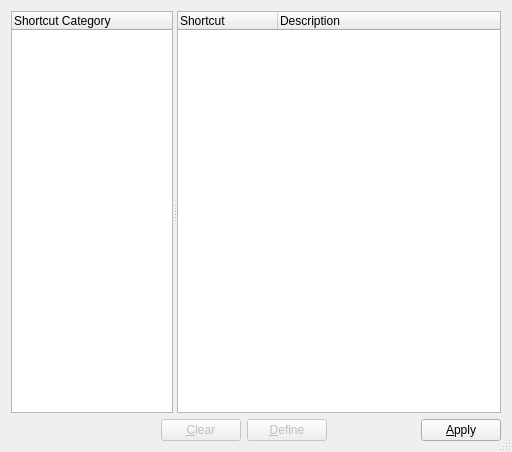
Before: the Qt Designer form muse2/muse/widgets/shortcutconfigbase.ui in emrum/muse, drawn with Qt 5.
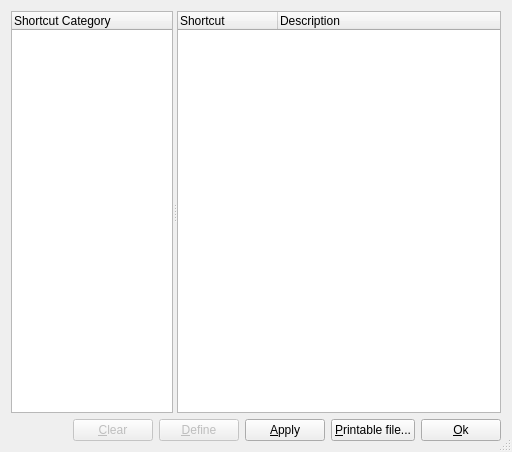
After: the same form once the commit is applied.

Commit message: Feature: Shortcuts dialog modeless + has default global shortcut Ctl+Shift+F1 + "Printable file" button. Memory leaks! Many widgets and dialogs had no parent and were not deleted! See ChangeLog.

Patch:
```diff
--- a/muse2/muse/widgets/shortcutconfigbase.ui
+++ b/muse2/muse/widgets/shortcutconfigbase.ui
@@ -146,6 +146,42 @@
        </property>
       </widget>
      </item>
+     <item>
+      <widget class="QPushButton" name="textFileButton">
+       <property name="text">
+        <string>&amp;Printable file...</string>
+       </property>
+       <property name="shortcut">
+        <string>Alt+P</string>
+       </property>
+      </widget>
+     </item>
+     <item>
+      <spacer name="spacer4">
+       <property name="orientation">
+        <enum>Qt::Horizontal</enum>
+       </property>
+       <property name="sizeType">
+        <enum>QSizePolicy::Expanding</enum>
+       </property>
+       <property name="sizeHint" stdset="0">
+        <size>
+         <width>30</width>
+         <height>21</height>
+        </size>
+       </property>
+      </spacer>
+     </item>
+     <item>
+      <widget class="QPushButton" name="okButton">
+       <property name="text">
+        <string>&amp;Ok</string>
+       </property>
+       <property name="shortcut">
+        <string>Alt+O</string>
+       </property>
+      </widget>
+     </item>
     </layout>
    </item>
   </layout>
```
Left out of the diff: 2 changed lines with no effect on the pictures. The commit also changes 24 other files.
